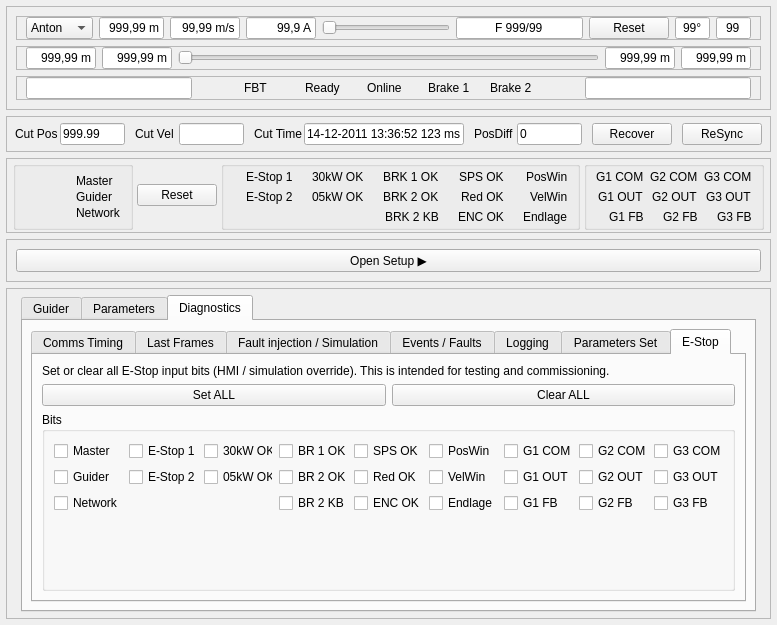
First picture: the form in Steuerung3d_Remake/src/steuerung3d/apps/yellow/ui_split/yellow3_merged.ui, repository martburg/qt_panda_spike_repo, before the edit.
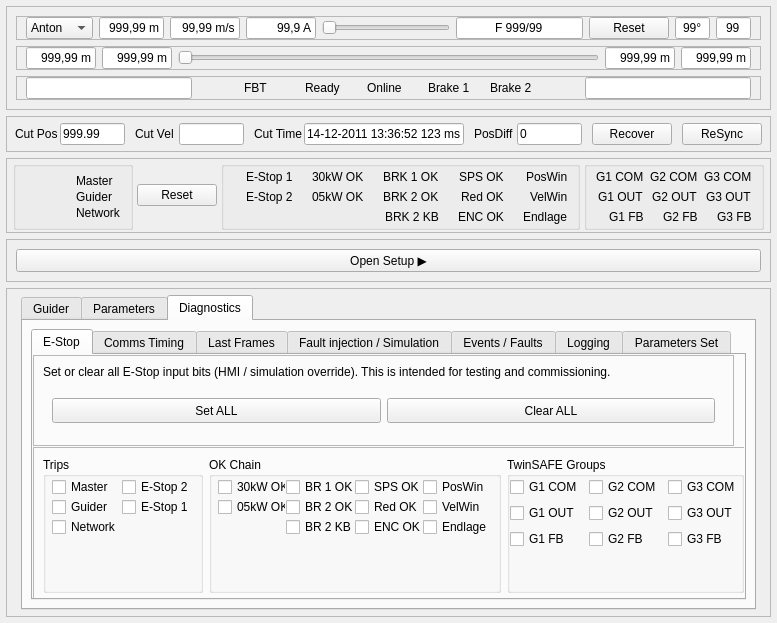
Second picture: the form after the edit.

What changed in the file:
```diff
--- a/Steuerung3d_Remake/src/steuerung3d/apps/yellow/ui_split/yellow3_merged.ui
+++ b/Steuerung3d_Remake/src/steuerung3d/apps/yellow/ui_split/yellow3_merged.ui
@@ -7,7 +7,7 @@
     <x>0</x>
     <y>0</y>
     <width>777</width>
-    <height>625</height>
+    <height>623</height>
    </rect>
   </property>
   <property name="minimumSize">
@@ -3197,9 +3197,432 @@
                <verstretch>1</verstretch>
               </sizepolicy>
              </property>
+             <property name="maximumSize">
+              <size>
+               <width>16777215</width>
+               <height>300</height>
+              </size>
+             </property>
              <property name="currentIndex">
               <number>6</number>
              </property>
+             <widget class="QWidget" name="pageEStopAll">
+              <attribute name="title">
+               <string>E-Stop</string>
+              </attribute>
+              <widget class="QFrame" name="frame">
+               <property name="geometry">
+                <rect>
+                 <x>0</x>
+                 <y>0</y>
+                 <width>701</width>
+                 <height>91</height>
+                </rect>
+               </property>
+               <property name="minimumSize">
+                <size>
+                 <width>0</width>
+                 <height>80</height>
+                </size>
+               </property>
+               <property name="frameShape">
+                <enum>QFrame::Shape::StyledPanel</enum>
+               </property>
+               <property name="frameShadow">
+                <enum>QFrame::Shadow::Raised</enum>
+               </property>
+               <layout class="QVBoxLayout" name="verticalLayout_3" stretch="0,1">
+                <item>
+                 <widget class="QLabel" name="lblEStopAllHint">
+                  <property name="maximumSize">
+                   <size>
+                    <width>16777215</width>
+                    <height>30</height>
+                   </size>
+                  </property>
+                  <property name="text">
+                   <string>Set or clear all E-Stop input bits (HMI / simulation override). This is intended for testing and commissioning.</string>
+                  </property>
+                  <property name="wordWrap">
+                   <bool>true</bool>
+                  </property>
+                 </widget>
+                </item>
+                <item>
+                 <widget class="QWidget" name="widget" native="true">
+                  <property name="minimumSize">
+                   <size>
+                    <width>0</width>
+                    <height>0</height>
+                   </size>
+                  </property>
+                  <layout class="QHBoxLayout" name="horizontalLayout_36">
+                   <item>
+                    <widget class="QPushButton" name="btnEStopAllSet">
+                     <property name="minimumSize">
+                      <size>
+                       <width>0</width>
+                       <height>25</height>
+                      </size>
+                     </property>
+                     <property name="maximumSize">
+                      <size>
+                       <width>16777215</width>
+                       <height>25</height>
+                      </size>
+                     </property>
+                     <property name="text">
+                      <string>Set ALL</string>
+                     </property>
+                    </widget>
+                   </item>
+                   <item>
+                    <widget class="QPushButton" name="btnEStopAllClear">
+                     <property name="minimumSize">
+                      <size>
+                       <width>0</width>
+                       <height>25</height>
+                      </size>
+                     </property>
+                     <property name="maximumSize">
+                      <size>
+                       <width>16777215</width>
+                       <height>25</height>
+                      </size>
+                     </property>
+                     <property name="text">
+                      <string>Clear ALL</string>
+                     </property>
+                    </widget>
+                   </item>
+                  </layout>
+                 </widget>
+                </item>
+               </layout>
+              </widget>
+              <widget class="QFrame" name="frame_2">
+               <property name="geometry">
+                <rect>
+                 <x>0</x>
+                 <y>92</y>
+                 <width>721</width>
+                 <height>156</height>
+                </rect>
+               </property>
+               <property name="maximumSize">
+                <size>
+                 <width>16777215</width>
+                 <height>16777215</height>
+                </size>
+               </property>
+               <property name="frameShape">
+                <enum>QFrame::Shape::StyledPanel</enum>
+               </property>
+               <property name="frameShadow">
+                <enum>QFrame::Shadow::Raised</enum>
+               </property>
+               <layout class="QHBoxLayout" name="horizontalLayout_37" stretch="0,1,0">
+                <item>
+                 <widget class="QGroupBox" name="groupBox">
+                  <property name="title">
+                   <string>Trips</string>
+                  </property>
+                  <layout class="QGridLayout" name="gridLayout_5" columnstretch="0,0,0">
+                   <property name="leftMargin">
+                    <number>6</number>
+                   </property>
+                   <property name="topMargin">
+                    <number>0</number>
+                   </property>
+                   <property name="rightMargin">
+                    <number>6</number>
+                   </property>
+                   <property name="bottomMargin">
+                    <number>0</number>
+                   </property>
+                   <property name="spacing">
+                    <number>0</number>
+                   </property>
+                   <item row="0" column="2">
+                    <widget class="QCheckBox" name="chkEStop2">
+                     <property name="enabled">
+                      <bool>true</bool>
+                     </property>
+                     <property name="text">
+                      <string>E-Stop 2</string>
+                     </property>
+                    </widget>
+                   </item>
+                   <item row="0" column="0">
+                    <widget class="QCheckBox" name="chkEStopMaster">
+                     <property name="enabled">
+                      <bool>true</bool>
+                     </property>
+                     <property name="text">
+                      <string>Master</string>
+                     </property>
+                    </widget>
+                   </item>
+                   <item row="2" column="0">
+                    <widget class="QCheckBox" name="chkEStopNetwork">
+                     <property name="enabled">
+                      <bool>true</bool>
+                     </property>
+                     <property name="text">
+                      <string>Network</string>
+                     </property>
+                    </widget>
+                   </item>
+                   <item row="1" column="0">
+                    <widget class="QCheckBox" name="chkEStopGuider">
+                     <property name="enabled">
+                      <bool>true</bool>
+                     </property>
+                     <property name="text">
+                      <string>Guider</string>
+                     </property>
+                    </widget>
+                   </item>
+                   <item row="1" column="2">
+                    <widget class="QCheckBox" name="chkEStop1">
+                     <property name="enabled">
+                      <bool>true</bool>
+                     </property>
+                     <property name="text">
+                      <string>E-Stop 1</string>
+                     </property>
+                    </widget>
+                   </item>
+                   <item row="3" column="0">
+                    <spacer name="verticalSpacer_6">
+                     <property name="orientation">
+                      <enum>Qt::Orientation::Vertical</enum>
+                     </property>
+                     <property name="sizeHint" stdset="0">
+                      <size>
+                       <width>20</width>
+                       <height>40</height>
+                      </size>
+                     </property>
+                    </spacer>
+                   </item>
+                  </layout>
+                 </widget>
+                </item>
+                <item>
+                 <widget class="QGroupBox" name="groupBox_2">
+                  <property name="title">
+                   <string>OK Chain</string>
+                  </property>
+                  <layout class="QGridLayout" name="gridLayout_7">
+                   <property name="leftMargin">
+                    <number>6</number>
+                   </property>
+                   <property name="topMargin">
+                    <number>0</number>
+                   </property>
+                   <property name="rightMargin">
+                    <number>6</number>
+                   </property>
+                   <property name="bottomMargin">
+                    <number>0</number>
+                   </property>
+                   <property name="spacing">
+                    <number>0</number>
+                   </property>
+                   <item row="0" column="1">
+                    <widget class="QCheckBox" name="chkEs30kWOK">
+                     <property name="text">
+                      <string>30kW OK</string>
+                     </property>
+                    </widget>
+                   </item>
+                   <item row="1" column="5">
+                    <widget class="QCheckBox" name="chkEsVelWin">
+                     <property name="text">
+                      <string>VelWin</string>
+                     </property>
+                    </widget>
+                   </item>
+                   <item row="2" column="3">
+                    <widget class="QCheckBox" name="chkEsDCSOK">
+                     <property name="text">
+                      <string>ENC OK</string>
+                     </property>
+                    </widget>
+                   </item>
+                   <item row="1" column="1">
+                    <widget class="QCheckBox" name="chkEs05kWOK">
+                     <property name="text">
+                      <string>05kW OK</string>
+                     </property>
+                    </widget>
+                   </item>
+                   <item row="0" column="5">
+                    <widget class="QCheckBox" name="chkEsPosWin">
+                     <property name="text">
+                      <string>PosWin</string>
+                     </property>
+                    </widget>
+                   </item>
+                   <item row="1" column="2">
+                    <widget class="QCheckBox" name="chkEsBRK2OK">
+                     <property name="text">
+                      <string>BR 2 OK</string>
+                     </property>
+                    </widget>
+                   </item>
+                   <item row="0" column="3">
+                    <widget class="QCheckBox" name="chkEsSPSOK">
+                     <property name="text">
+                      <string>SPS OK</string>
+                     </property>
+                    </widget>
+                   </item>
+                   <item row="0" column="2">
+                    <widget class="QCheckBox" name="chkEsBRK1OK">
+                     <property name="text">
+                      <string>BR 1 OK</string>
+                     </property>
+                    </widget>
+                   </item>
+                   <item row="1" column="3">
+                    <widget class="QCheckBox" name="chkEsRed">
+                     <property name="text">
+                      <string>Red OK</string>
+                     </property>
+                    </widget>
+                   </item>
+                   <item row="2" column="5">
+                    <widget class="QCheckBox" name="chkEsEndlage">
+                     <property name="text">
+                      <string>Endlage</string>
+                     </property>
+                    </widget>
+                   </item>
+                   <item row="3" column="3">
+                    <spacer name="verticalSpacer_5">
+                     <property name="orientation">
+                      <enum>Qt::Orientation::Vertical</enum>
+                     </property>
+                     <property name="sizeHint" stdset="0">
+                      <size>
+                       <width>20</width>
+                       <height>40</height>
+                      </size>
+                     </property>
+                    </spacer>
+                   </item>
+                   <item row="2" column="2">
+                    <widget class="QCheckBox" name="chkEsBRK2KB">
+                     <property name="text">
+                      <string>BR 2 KB</string>
+                     </property>
+                    </widget>
+                   </item>
+                  </layout>
+                 </widget>
+                </item>
+                <item>
+                 <widget class="QGroupBox" name="groupBox_3">
+                  <property name="title">
+                   <string>TwinSAFE Groups</string>
+                  </property>
+                  <layout class="QGridLayout" name="gridLayout_6">
+                   <property name="leftMargin">
+                    <number>0</number>
+                   </property>
+                   <property name="topMargin">
+                    <number>0</number>
+                   </property>
+                   <property name="rightMargin">
+                    <number>0</number>
+                   </property>
+                   <property name="bottomMargin">
+                    <number>0</number>
+                   </property>
+                   <item row="2" column="2">
+                    <widget class="QCheckBox" name="chkEsG3Out">
+                     <property name="text">
+                      <string>G3 OUT</string>
+                     </property>
+                    </widget>
+                   </item>
+                   <item row="3" column="1">
+                    <widget class="QCheckBox" name="chkEsG2Fb">
+                     <property name="text">
+                      <string>G2 FB</string>
+                     </property>
+                    </widget>
+                   </item>
+                   <item row="3" column="2">
+                    <widget class="QCheckBox" name="chkEsG3Fb">
+                     <property name="text">
+                      <string>G3 FB</string>
+                     </property>
+                    </widget>
+                   </item>
+                   <item row="2" column="1">
+                    <widget class="QCheckBox" name="chkEsG2Out">
+                     <property name="text">
+                      <string>G2 OUT</string>
+                     </property>
+                    </widget>
+                   </item>
+                   <item row="3" column="0">
+                    <widget class="QCheckBox" name="chkEsG1Fb">
+                     <property name="text">
+                      <string>G1 FB</string>
+                     </property>
+                    </widget>
+                   </item>
+                   <item row="0" column="1">
+                    <widget class="QCheckBox" name="chkEsG2Com">
+                     <property name="text">
+                      <string>G2 COM</string>
+                     </property>
+                    </widget>
+                   </item>
+                   <item row="2" column="0">
+                    <widget class="QCheckBox" name="chkEsG1Out">
+                     <property name="text">
+                      <string>G1 OUT</string>
+                     </property>
+                    </widget>
+                   </item>
+                   <item row="0" column="0">
+                    <widget class="QCheckBox" name="chkEsG1Com">
+                     <property name="text">
+                      <string>G1 COM</string>
+                     </property>
+                    </widget>
+                   </item>
+                   <item row="0" column="2">
+                    <widget class="QCheckBox" name="chkEsG3Com">
+                     <property name="text">
+                      <string>G3 COM</string>
+                     </property>
+                    </widget>
+                   </item>
+                   <item row="4" column="0">
+                    <spacer name="verticalSpacer_4">
+                     <property name="orientation">
+                      <enum>Qt::Orientation::Vertical</enum>
+                     </property>
+                     <property name="sizeHint" stdset="0">
+                      <size>
+                       <width>20</width>
+                       <height>40</height>
+                      </size>
+                     </property>
+                    </spacer>
+                   </item>
+                  </layout>
+                 </widget>
+                </item>
+               </layout>
+              </widget>
+             </widget>
              <widget class="QWidget" name="pageDiagCommsTiming">
               <attribute name="title">
                <string>Comms Timing</string>
@@ -4972,253 +5395,6 @@
                </item>
               </layout>
              </widget>
-             <widget class="QWidget" name="pageEStopAll">
-              <attribute name="title">
-               <string>E-Stop</string>
-              </attribute>
-              <layout class="QVBoxLayout" name="layoutEStopAll">
-               <item>
-                <widget class="QLabel" name="lblEStopAllHint">
-                 <property name="text">
-                  <string>Set or clear all E-Stop input bits (HMI / simulation override). This is intended for testing and commissioning.</string>
-                 </property>
-                 <property name="wordWrap">
-                  <bool>true</bool>
-                 </property>
-                </widget>
-               </item>
-               <item>
-                <layout class="QHBoxLayout" name="layoutEStopAllButtons">
-                 <item>
-                  <widget class="QPushButton" name="btnEStopAllSet">
-                   <property name="text">
-                    <string>Set ALL</string>
-                   </property>
-                  </widget>
-                 </item>
-                 <item>
-                  <widget class="QPushButton" name="btnEStopAllClear">
-                   <property name="text">
-                    <string>Clear ALL</string>
-                   </property>
-                  </widget>
-                 </item>
-                </layout>
-               </item>
-               <item>
-                <widget class="QGroupBox" name="gbEStopBits">
-                 <property name="title">
-                  <string>Bits</string>
-                 </property>
-                 <layout class="QGridLayout" name="gridEStopBits">
-                  <item row="0" column="5">
-                   <widget class="QCheckBox" name="chkEsPosWin">
-                    <property name="text">
-                     <string>PosWin</string>
-                    </property>
-                   </widget>
-                  </item>
-                  <item row="2" column="4">
-                   <widget class="QCheckBox" name="chkEsRed">
-                    <property name="text">
-                     <string>Red OK</string>
-                    </property>
-                   </widget>
-                  </item>
-                  <item row="2" column="0">
-                   <widget class="QCheckBox" name="chkEStopGuider">
-                    <property name="enabled">
-                     <bool>true</bool>
-                    </property>
-                    <property name="text">
-                     <string>Guider</string>
-                    </property>
-                   </widget>
-                  </item>
-                  <item row="0" column="0">
-                   <widget class="QCheckBox" name="chkEStopMaster">
-                    <property name="enabled">
-                     <bool>true</bool>
-                    </property>
-                    <property name="text">
-                     <string>Master</string>
-                    </property>
-                   </widget>
-                  </item>
-                  <item row="2" column="2">
-                   <widget class="QCheckBox" name="chkEs05kWOK">
-                    <property name="text">
-                     <string>05kW OK</string>
-                    </property>
-                   </widget>
-                  </item>
-                  <item row="0" column="3">
-                   <widget class="QCheckBox" name="chkEsBRK1OK">
-                    <property name="text">
-                     <string>BR 1 OK</string>
-                    </property>
-                   </widget>
-                  </item>
-                  <item row="3" column="0">
-                   <widget class="QCheckBox" name="chkEStopNetwork">
-                    <property name="enabled">
-                     <bool>true</bool>
-                    </property>
-                    <property name="text">
-                     <string>Network</string>
-                    </property>
-                   </widget>
-                  </item>
-                  <item row="3" column="3">
-                   <widget class="QCheckBox" name="chkEsBRK2KB">
-                    <property name="text">
-                     <string>BR 2 KB</string>
-                    </property>
-                   </widget>
-                  </item>
-                  <item row="0" column="1">
-                   <widget class="QCheckBox" name="chkEStop1">
-                    <property name="enabled">
-                     <bool>true</bool>
-                    </property>
-                    <property name="text">
-                     <string>E-Stop 1</string>
-                    </property>
-                   </widget>
-                  </item>
-                  <item row="2" column="1">
-                   <widget class="QCheckBox" name="chkEStop2">
-                    <property name="enabled">
-                     <bool>true</bool>
-                    </property>
-                    <property name="text">
-                     <string>E-Stop 2</string>
-                    </property>
-                   </widget>
-                  </item>
-                  <item row="0" column="6">
-                   <widget class="QCheckBox" name="chkEsG1Com">
-                    <property name="text">
-                     <string>G1 COM</string>
-                    </property>
-                   </widget>
-                  </item>
-                  <item row="3" column="4">
-                   <widget class="QCheckBox" name="chkEsDCSOK">
-                    <property name="text">
-                     <string>ENC OK</string>
-                    </property>
-                   </widget>
-                  </item>
-                  <item row="0" column="7">
-                   <widget class="QCheckBox" name="chkEsG2Com">
-                    <property name="text">
-                     <string>G2 COM</string>
-                    </property>
-                   </widget>
-                  </item>
-                  <item row="0" column="4">
-                   <widget class="QCheckBox" name="chkEsSPSOK">
-                    <property name="text">
-                     <string>SPS OK</string>
-                    </property>
-                   </widget>
-                  </item>
-                  <item row="4" column="0">
-                   <spacer name="verticalSpacerEStopBits">
-                    <property name="orientation">
-                     <enum>Qt::Orientation::Vertical</enum>
-                    </property>
-                    <property name="sizeHint" stdset="0">
-                     <size>
-                      <width>20</width>
-                      <height>40</height>
-                     </size>
-                    </property>
-                   </spacer>
-                  </item>
-                  <item row="2" column="3">
-                   <widget class="QCheckBox" name="chkEsBRK2OK">
-                    <property name="text">
-                     <string>BR 2 OK</string>
-                    </property>
-                   </widget>
-                  </item>
-                  <item row="3" column="5">
-                   <widget class="QCheckBox" name="chkEsEndlage">
-                    <property name="text">
-                     <string>Endlage</string>
-                    </property>
-                   </widget>
-                  </item>
-                  <item row="2" column="5">
-                   <widget class="QCheckBox" name="chkEsVelWin">
-                    <property name="text">
-                     <string>VelWin</string>
-                    </property>
-                   </widget>
-                  </item>
-                  <item row="0" column="2">
-                   <widget class="QCheckBox" name="chkEs30kWOK">
-                    <property name="text">
-                     <string>30kW OK</string>
-                    </property>
-                   </widget>
-                  </item>
-                  <item row="0" column="8">
-                   <widget class="QCheckBox" name="chkEsG3Com">
-                    <property name="text">
-                     <string>G3 COM</string>
-                    </property>
-                   </widget>
-                  </item>
-                  <item row="2" column="6">
-                   <widget class="QCheckBox" name="chkEsG1Out">
-                    <property name="text">
-                     <string>G1 OUT</string>
-                    </property>
-                   </widget>
-                  </item>
-                  <item row="3" column="6">
-                   <widget class="QCheckBox" name="chkEsG1Fb">
-                    <property name="text">
-                     <string>G1 FB</string>
-                    </property>
-                   </widget>
-                  </item>
-                  <item row="2" column="7">
-                   <widget class="QCheckBox" name="chkEsG2Out">
-                    <property name="text">
-                     <string>G2 OUT</string>
-                    </property>
-                   </widget>
-                  </item>
-                  <item row="3" column="7">
-                   <widget class="QCheckBox" name="chkEsG2Fb">
-                    <property name="text">
-                     <string>G2 FB</string>
-                    </property>
-                   </widget>
-                  </item>
-                  <item row="2" column="8">
-                   <widget class="QCheckBox" name="chkEsG3Out">
-                    <property name="text">
-                     <string>G3 OUT</string>
-                    </property>
-                   </widget>
-                  </item>
-                  <item row="3" column="8">
-                   <widget class="QCheckBox" name="chkEsG3Fb">
-                    <property name="text">
-                     <string>G3 FB</string>
-                    </property>
-                   </widget>
-                  </item>
-                 </layout>
-                </widget>
-               </item>
-              </layout>
-             </widget>
             </widget>
            </item>
           </layout>
```
Left out of the diff: 2 changed lines with no effect on the pictures.
